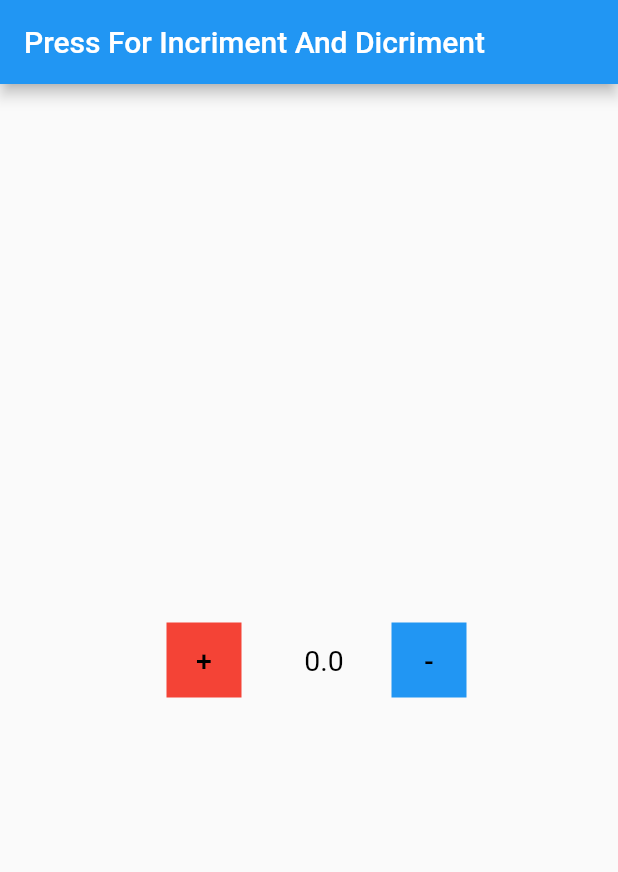
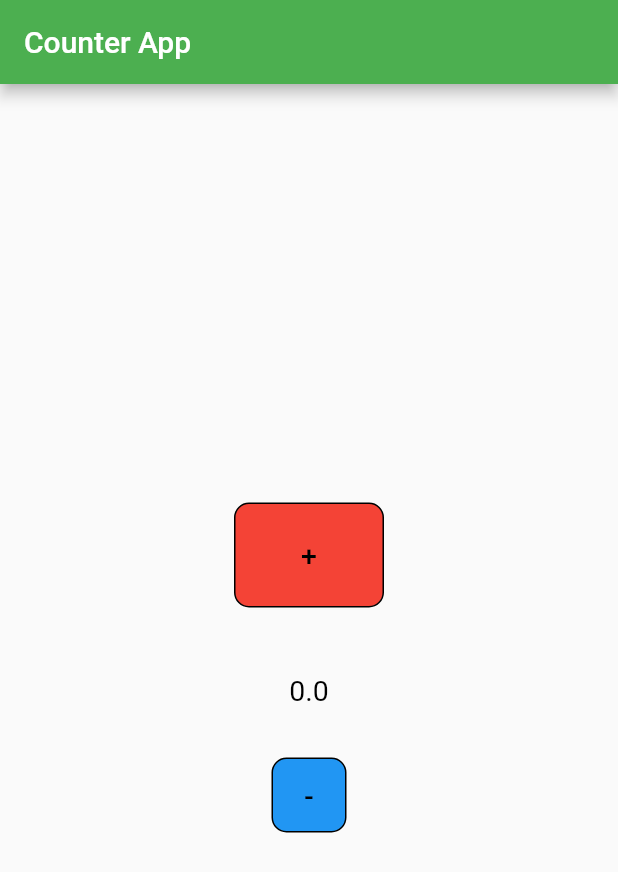
Before and after one commit to Masud322/incriment_dart_project, a Flutter app: the screen it shows after launch, on a phone screen of 412 x 824 dp. Shown: the top 872 px of the screen. Run offline on Flutter 3.47's test engine with Material 2 defaults, Android fonts, the phone set to English and light mode, and no system bars.

Commit message:
Add border and redious

```diff
--- a/lib/main.dart
+++ b/lib/main.dart
@@ -15,7 +15,7 @@ class MyApp extends StatelessWidget {
       title: 'Flutter Demo',
       theme: ThemeData(
 
-        primarySwatch: Colors.blue,
+        primarySwatch: Colors.green,
       ),
       home: const MyHomePage(title: 'Flutter Demo Home Page'),
     );
@@ -35,28 +35,36 @@ class _MyHomePageState extends State<MyHomePage> {
   Widget build(BuildContext context) {
     return Scaffold(
       appBar: AppBar(
-        title: Text('Press For Incriment And Dicriment'),
+        title: const Text('Counter App'),
       ),
       body:Center(
-        child: Row(
+        child: Column(
           mainAxisSize: MainAxisSize.min,
+          mainAxisAlignment: MainAxisAlignment.center,
 
           children: [
+
             Container(
-              height: 50,
-              width: 50,
-              color: Colors.red,
-              margin: EdgeInsets.all(20),
+              decoration:BoxDecoration(border:Border.all(color: Colors.black),borderRadius:BorderRadius.circular(10),
+            color: Colors.red),
+              height: 70,
+              width: 100,
+
+              margin:const EdgeInsets.all(20),
+
               child:TextButton(onPressed: (){
                 setState(() {
                   a +=1;
 
                 });
               },
-              child:
+
+              child:const
+
               Text('+',
               style: TextStyle(color: Colors.black,fontSize: 19),
               textAlign: TextAlign.center,
+
               ),
               )
 
@@ -66,21 +74,22 @@ class _MyHomePageState extends State<MyHomePage> {
               height: 50,
               width: 50,
               //color: Colors.blue,
-              margin: EdgeInsets.all(10),
+              margin: const EdgeInsets.all(10),
               alignment: Alignment.center,
 
               child:
               Text(''+a.toString(),
-              style: TextStyle(color: Colors.black,fontSize: 19),
+              style:const TextStyle(color: Colors.black,fontSize: 19),
               textAlign: TextAlign.center,
               ),
               ),
 
            Container(
+            decoration:BoxDecoration(border:Border.all(color: Colors.black,),borderRadius:BorderRadius.circular(10),
+            color: Colors.blue),
               height: 50,
               width: 50,
-              color: Colors.blue,
-              margin: EdgeInsets.all(10),
+              margin: const EdgeInsets.all(10),
               child:TextButton(onPressed: (){
                 setState(() {
                   a -=1;
```
